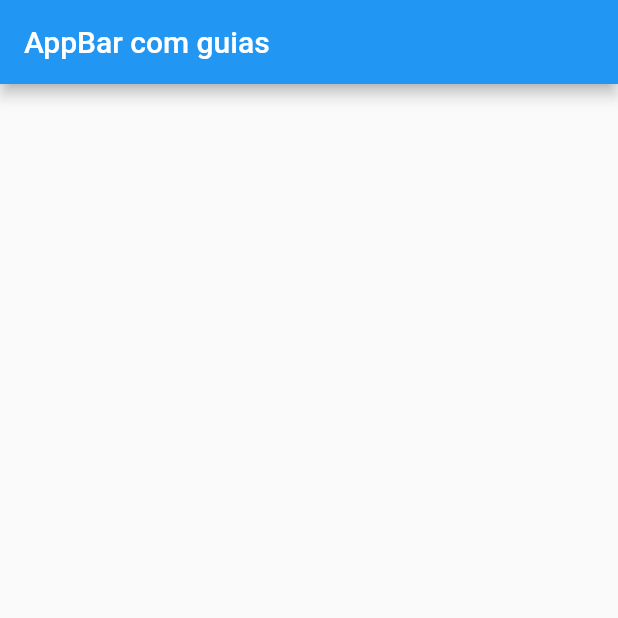
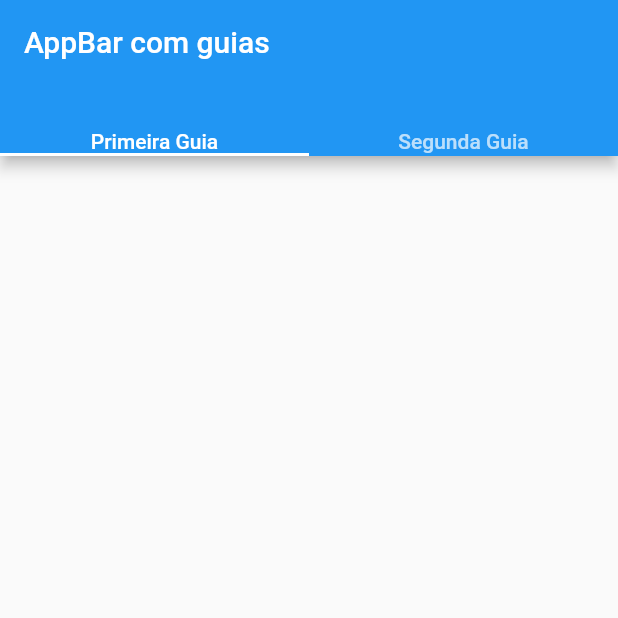
Before and after one commit to JoseNildo-Dev/Aprendendo_Flutter_Testes, a Flutter app: the screen it shows after launch, on a phone screen of 412 x 824 dp, the top half of it. Run offline on Flutter 3.47's test engine with Material 2 defaults, Android fonts, the phone set to English and light mode, and no system bars.

Commit message:
ADD: Criar DefaultTabController
Criado um DefaultTabController com 2 guias

```diff
--- a/TabsBar/lib/main.dart
+++ b/TabsBar/lib/main.dart
@@ -7,9 +7,18 @@ class MyApp extends StatelessWidget {
   Widget build(BuildContext context) {
     return MaterialApp(
       debugShowCheckedModeBanner: false,
-      home: Scaffold(
-        appBar: AppBar(
-          title: Text("AppBar com guias"),
+      home: DefaultTabController(
+        length: 2,
+        child: Scaffold(
+          appBar: AppBar(
+            title: Text("AppBar com guias"),
+            bottom: TabBar(
+              tabs: <Widget>[
+                Text('Primeira Guia'),
+                Text('Segunda Guia'),
+              ],
+            ),
+          ),
         ),
       ),
     );
```
